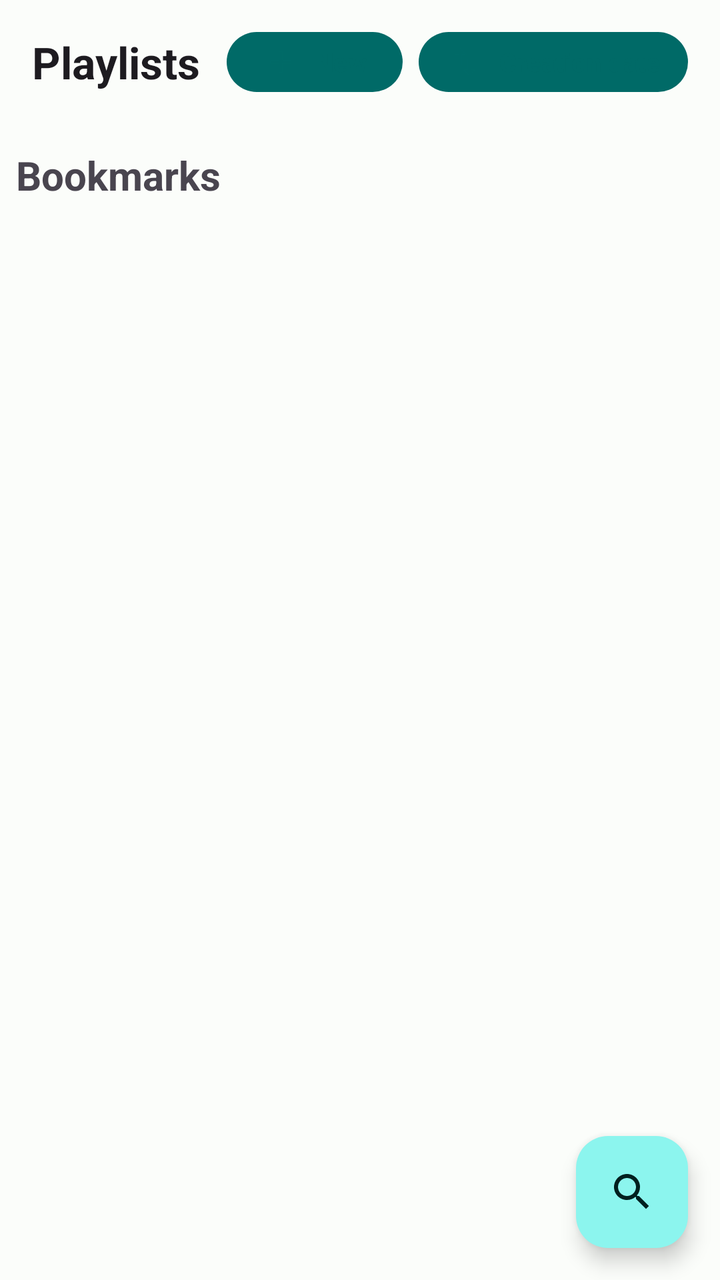
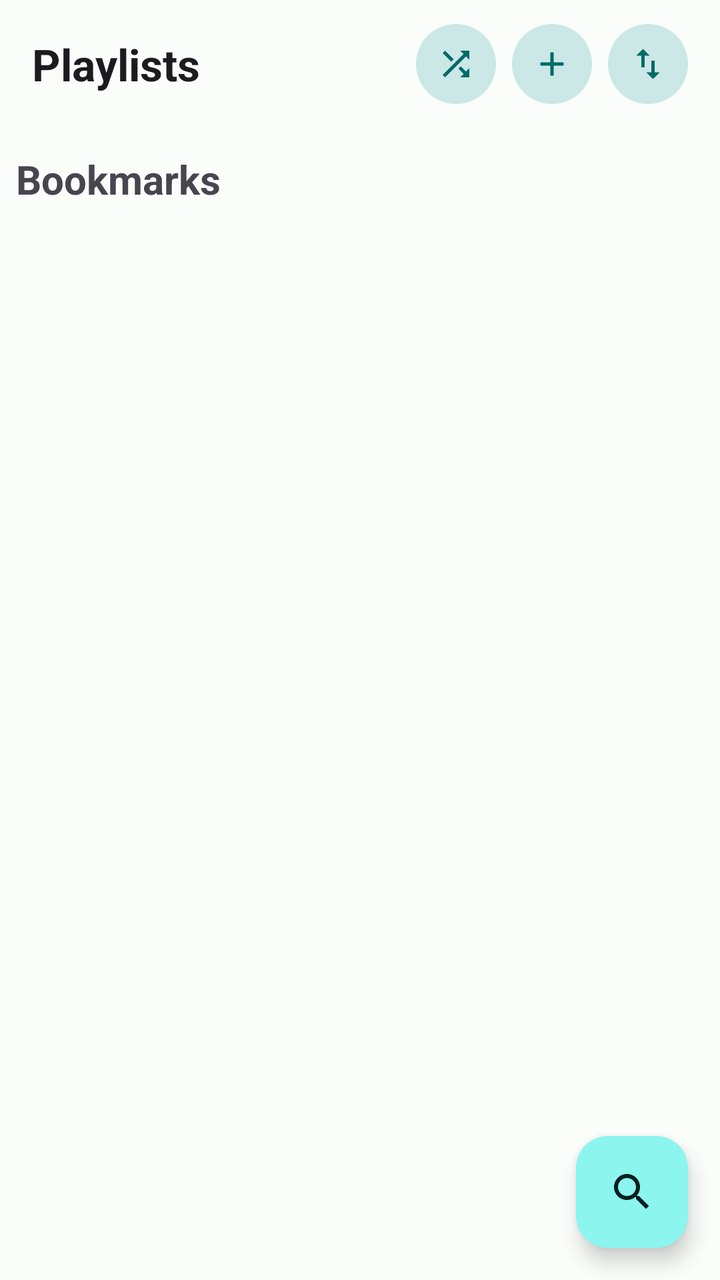

Screens rendered from an Android XML layout before and after an edit, with the pre-edit source and the edit as a unified diff.
<!-- AndroidManifest.xml: application theme BaseTheme -->
<!-- res/layout/fragment_library.xml -->
<?xml version="1.0" encoding="utf-8"?>
<FrameLayout xmlns:android="http://schemas.android.com/apk/res/android"
    xmlns:app="http://schemas.android.com/apk/res-auto"
    xmlns:tools="http://schemas.android.com/tools"
    android:layout_width="match_parent"
    android:layout_height="match_parent"
    tools:context=".ui.fragments.LibraryFragment">

    <androidx.core.widget.NestedScrollView
        android:id="@+id/library_scroll_view"
        android:layout_width="match_parent"
        android:layout_height="match_parent"
        android:clipToPadding="false"
        android:orientation="vertical">

            <LinearLayout
                android:layout_width="match_parent"
                android:layout_height="wrap_content"
                android:orientation="vertical">



                <LinearLayout
                    android:layout_width="match_parent"
                    android:layout_height="wrap_content"
                    android:orientation="vertical">

                    <LinearLayout
                        android:layout_width="match_parent"
                        android:layout_height="wrap_content"
                        android:gravity="center_vertical"
                        android:orientation="horizontal"
                        android:paddingHorizontal="16dp"
                        android:paddingTop="12dp"
                        android:paddingBottom="6dp">

                        <TextView
                            android:layout_width="0dp"
                            android:layout_height="wrap_content"
                            android:layout_weight="1"
                            android:maxLines="1"
                            android:text="@string/playlists"
                            android:textColor="?android:attr/textColorPrimary"
                            android:textSize="22sp"
                            android:textStyle="bold" />

                        <com.google.android.material.button.MaterialButton
                            android:id="@+id/btn_create_playlist"
                            style="?materialButtonTonalStyle"
                            android:layout_width="wrap_content"
                            android:layout_height="38dp"
                            android:layout_marginEnd="8dp"
                            android:paddingHorizontal="14dp"
                            android:text="@string/new_playlist_short"
                            android:textColor="?attr/colorPrimary"
                            android:textSize="13sp"
                            android:textStyle="bold"
                            app:cornerRadius="19dp"
                            app:icon="@drawable/ic_add"
                            app:iconTint="?attr/colorPrimary"
                            app:iconSize="18dp"
                            app:iconGravity="textStart" />

                        <com.google.android.material.button.MaterialButton
                            android:id="@+id/sortTV"
                            style="?materialButtonTonalStyle"
                            android:layout_width="wrap_content"
                            android:layout_height="38dp"
                            android:ellipsize="end"
                            android:maxLines="1"
                            android:paddingHorizontal="14dp"
                            android:text="@string/creation_date"
                            android:textColor="?attr/colorPrimary"
                            android:textSize="13sp"
                            android:textStyle="bold"
                            android:tooltipText="@string/tooltip_sort"
                            app:cornerRadius="19dp"
                            app:icon="@drawable/ic_swap_vert"
                            app:iconTint="?attr/colorPrimary"
                            app:iconSize="18dp"
                            app:iconGravity="textStart" />

                    </LinearLayout>

                    <LinearLayout
                        android:id="@+id/nothing_here"
                        android:layout_width="match_parent"
                        android:layout_height="match_parent"
                        android:layout_marginBottom="35dp"
                        android:orientation="vertical"
                        android:visibility="gone">

                        <ImageView
                            android:layout_width="100dp"
                            android:layout_height="100dp"
                            android:layout_gravity="center"
                            android:layout_marginBottom="16dp"
                            android:src="@drawable/ic_list" />

                        <TextView
                            android:layout_width="wrap_content"
                            android:layout_height="wrap_content"
                            android:layout_gravity="center"
                            android:text="@string/emptyList"
                            android:textSize="20sp"
                            android:textStyle="bold" />
                    </LinearLayout>

                    <androidx.recyclerview.widget.RecyclerView
                        android:id="@+id/playlist_recView"
                        android:layout_width="match_parent"
                        android:layout_height="wrap_content"
                        android:nestedScrollingEnabled="false" />

                </LinearLayout>

                <LinearLayout
                    android:id="@+id/bookmarksContainer"
                    android:layout_width="match_parent"
                    android:layout_height="wrap_content"
                    android:layout_marginTop="10dp"
                    android:orientation="vertical">

                    <TextView
                        android:layout_width="match_parent"
                        android:layout_height="wrap_content"
                        android:padding="8dp"
                        android:text="@string/bookmarks"
                        android:textSize="20sp"
                        android:textStyle="bold" />

                    <androidx.recyclerview.widget.RecyclerView
                        android:id="@+id/bookmarks_recView"
                        android:layout_width="match_parent"
                        android:layout_height="wrap_content"
                        android:nestedScrollingEnabled="false" />

                </LinearLayout>

            </LinearLayout>

    </androidx.core.widget.NestedScrollView>

    <com.google.android.material.floatingactionbutton.FloatingActionButton
        android:id="@+id/search_fab"
        android:tooltipText="@string/search_hint"
        android:contentDescription="@string/search_hint"
        android:layout_width="wrap_content"
        android:layout_height="wrap_content"
        android:layout_gravity="bottom|end"
        android:layout_marginStart="16dp"
        android:layout_marginEnd="16dp"
        android:layout_marginTop="16dp"
        android:layout_marginBottom="16dp"
        app:backgroundTint="?attr/colorPrimaryContainer"
        app:srcCompat="@drawable/ic_search"
        app:tint="?attr/colorOnPrimaryContainer" />

</FrameLayout>
<!-- resources referenced by this layout -->
<resources>
  <!-- drawable ic_add (drawable) -->
  <vector xmlns:android="http://schemas.android.com/apk/res/android"
      android:width="24dp"
      android:height="24dp"
      android:tint="?attr/colorControlNormal"
      android:viewportWidth="24"
      android:viewportHeight="24">
      <path
          android:fillColor="@android:color/white"
          android:pathData="M19,13h-6v6h-2v-6H5v-2h6V5h2v6h6v2z" />
  </vector>
  <!-- drawable ic_swap_vert (drawable) -->
  <vector xmlns:android="http://schemas.android.com/apk/res/android"
      android:width="24dp"
      android:height="24dp"
      android:viewportWidth="24"
      android:viewportHeight="24"
      android:tint="?attr/colorControlNormal">
      <path
          android:fillColor="@android:color/white"
          android:pathData="M16,17.01V10h-2v7.01h-3L15,21l4,-3.99h-3zM9,3L5,6.99h3V14h2V6.99h3L9,3z" />
  </vector>
  <string name="bookmarks">Bookmarks</string>
  <string name="creation_date">Creation date</string>
  <string name="emptyList">Nothing here.</string>
  <string name="new_playlist_short">New</string>
  <string name="playlists">Playlists</string>
  <string name="search_hint">Search</string>
  <string name="tooltip_sort">Sort</string>
  <style name="Preference.SwitchPreferenceCompat.Material3" parent="@style/Preference.SwitchPreferenceCompat.Material">
  
          <item name="widgetLayout">@layout/view_preference_switch</item>
          <item name="singleLineTitle">false</item>
  
      </style>
  <style name="snackBarStyle" parent="@style/Widget.Material3.Snackbar">
          <item name="shapeAppearance">@style/ShapeAppearance.Material3.Corner.ExtraLarge</item>
          <item name="android:paddingStart">20dp</item>
          <item name="android:paddingEnd">20dp</item>
          <item name="maxLines">2</item>
          <item name="animationMode">slide</item>
      </style>
  <style name="AlertDialogTheme" parent="ThemeOverlay.Material3.MaterialAlertDialog">
          <item name="buttonBarPositiveButtonStyle">@style/PositiveButton</item>
          <item name="buttonBarNegativeButtonStyle">@style/Widget.Material3.Button.OutlinedButton</item>
          <item name="buttonBarNeutralButtonStyle">@style/Widget.Material3.Button.OutlinedButton</item>
      </style>
  <style name="Theme.Libre.BottomSheetDialog" parent="Theme.Material3.DayNight.BottomSheetDialog">
          <item name="bottomSheetStyle">@style/Widget.Libre.BottomSheet</item>
      </style>
  <style name="WindowAnimation.Libre" parent="@android:style/Animation.Activity">
          <item name="android:activityOpenEnterAnimation">@anim/slide_in_right</item>
          <item name="android:activityOpenExitAnimation">@anim/slide_out_left</item>
          <item name="android:activityCloseEnterAnimation">@anim/slide_in_left</item>
          <item name="android:activityCloseExitAnimation">@anim/slide_out_right</item>
      </style>
  <style name="PositiveButton" parent="Widget.Material3.Button">
          <item name="android:layout_marginStart">16dp</item>
      </style>
  <style name="Widget.Libre.BottomSheet" parent="Widget.Material3.BottomSheet">
          <item name="shapeAppearance">@style/ShapeAppearance.Recognition.BottomSheet</item>
          <item name="shapeAppearanceOverlay">@style/ShapeAppearance.Recognition.BottomSheet</item>
      </style>
  <!-- unchanged entries left out for length: 4 -->
</resources>

<!-- the commit's change to res/layout/fragment_library.xml (unified diff, before → after) -->
@@ -17,6 +17,7 @@
                 android:layout_width="match_parent"
                 android:layout_height="wrap_content"
                 android:orientation="vertical">
+
 
 
 
@@ -45,40 +46,69 @@
                             android:textStyle="bold" />
 
                         <com.google.android.material.button.MaterialButton
+                            android:id="@+id/btn_global_shuffle"
+                            style="?materialIconButtonFilledTonalStyle"
+                            android:layout_width="40dp"
+                            android:layout_height="40dp"
+                            android:minWidth="40dp"
+                            android:minHeight="40dp"
+                            android:layout_marginEnd="8dp"
+                            android:insetLeft="0dp"
+                            android:insetTop="0dp"
+                            android:insetRight="0dp"
+                            android:insetBottom="0dp"
+                            android:padding="0dp"
+                            android:contentDescription="@string/shuffle"
+                            android:tooltipText="@string/shuffle"
+                            app:cornerRadius="20dp"
+                            app:icon="@drawable/ic_shuffle"
+                            app:iconGravity="textStart"
+                            app:iconPadding="0dp"
+                            app:iconTint="?attr/colorPrimary"
+                            app:iconSize="20dp" />
+
+                        <com.google.android.material.button.MaterialButton
                             android:id="@+id/btn_create_playlist"
-                            style="?materialButtonTonalStyle"
-                            android:layout_width="wrap_content"
-                            android:layout_height="38dp"
+                            style="?materialIconButtonFilledTonalStyle"
+                            android:layout_width="40dp"
+                            android:layout_height="40dp"
+                            android:minWidth="40dp"
+                            android:minHeight="40dp"
                             android:layout_marginEnd="8dp"
-                            android:paddingHorizontal="14dp"
-                            android:text="@string/new_playlist_short"
-                            android:textColor="?attr/colorPrimary"
-                            android:textSize="13sp"
-                            android:textStyle="bold"
-                            app:cornerRadius="19dp"
+                            android:insetLeft="0dp"
+                            android:insetTop="0dp"
+                            android:insetRight="0dp"
+                            android:insetBottom="0dp"
+                            android:padding="0dp"
+                            android:contentDescription="@string/new_playlist_short"
+                            android:tooltipText="@string/new_playlist_short"
+                            app:cornerRadius="20dp"
                             app:icon="@drawable/ic_add"
+                            app:iconGravity="textStart"
+                            app:iconPadding="0dp"
                             app:iconTint="?attr/colorPrimary"
-                            app:iconSize="18dp"
-                            app:iconGravity="textStart" />
+                            app:iconSize="20dp" />
 
                         <com.google.android.material.button.MaterialButton
                             android:id="@+id/sortTV"
-                            style="?materialButtonTonalStyle"
-                            android:layout_width="wrap_content"
-                            android:layout_height="38dp"
-                            android:ellipsize="end"
-                            android:maxLines="1"
-                            android:paddingHorizontal="14dp"
-                            android:text="@string/creation_date"
-                            android:textColor="?attr/colorPrimary"
-                            android:textSize="13sp"
-                            android:textStyle="bold"
+                            style="?materialIconButtonFilledTonalStyle"
+                            android:layout_width="40dp"
+                            android:layout_height="40dp"
+                            android:minWidth="40dp"
+                            android:minHeight="40dp"
+                            android:insetLeft="0dp"
+                            android:insetTop="0dp"
+                            android:insetRight="0dp"
+                            android:insetBottom="0dp"
+                            android:padding="0dp"
+                            android:contentDescription="@string/tooltip_sort"
                             android:tooltipText="@string/tooltip_sort"
-                            app:cornerRadius="19dp"
+                            app:cornerRadius="20dp"
                             app:icon="@drawable/ic_swap_vert"
+                            app:iconGravity="textStart"
+                            app:iconPadding="0dp"
                             app:iconTint="?attr/colorPrimary"
-                            app:iconSize="18dp"
-                            app:iconGravity="textStart" />
+                            app:iconSize="20dp" />
 
                     </LinearLayout>
 
<!-- resource entries referenced after the edit -->
@@ -11,6 +11,17 @@
           android:fillColor="@android:color/white"
           android:pathData="M19,13h-6v6h-2v-6H5v-2h6V5h2v6h6v2z" />
   </vector>
+  <!-- drawable ic_shuffle (drawable) -->
+  <vector xmlns:android="http://schemas.android.com/apk/res/android"
+      android:width="24dp"
+      android:height="24dp"
+      android:tint="?attr/colorControlNormal"
+      android:viewportWidth="24"
+      android:viewportHeight="24">
+      <path
+          android:fillColor="@android:color/white"
+          android:pathData="M10.59,9.17L5.41,4 4,5.41l5.17,5.17 1.42,-1.41zM14.5,4l2.04,2.04L4,18.59 5.41,20 17.96,7.46 20,9.5L20,4h-5.5zM14.83,13.41l-1.41,1.41 3.13,3.13L14.5,20L20,20v-5.5l-2.04,2.04 -3.13,-3.13z" />
+  </vector>
   <!-- drawable ic_swap_vert (drawable) -->
   <vector xmlns:android="http://schemas.android.com/apk/res/android"
       android:width="24dp"
@@ -23,11 +34,11 @@
           android:pathData="M16,17.01V10h-2v7.01h-3L15,21l4,-3.99h-3zM9,3L5,6.99h3V14h2V6.99h3L9,3z" />
   </vector>
   <string name="bookmarks">Bookmarks</string>
-  <string name="creation_date">Creation date</string>
   <string name="emptyList">Nothing here.</string>
   <string name="new_playlist_short">New</string>
   <string name="playlists">Playlists</string>
   <string name="search_hint">Search</string>
+  <string name="shuffle">Shuffle</string>
   <string name="tooltip_sort">Sort</string>
   <style name="Preference.SwitchPreferenceCompat.Material3" parent="@style/Preference.SwitchPreferenceCompat.Material">
   
